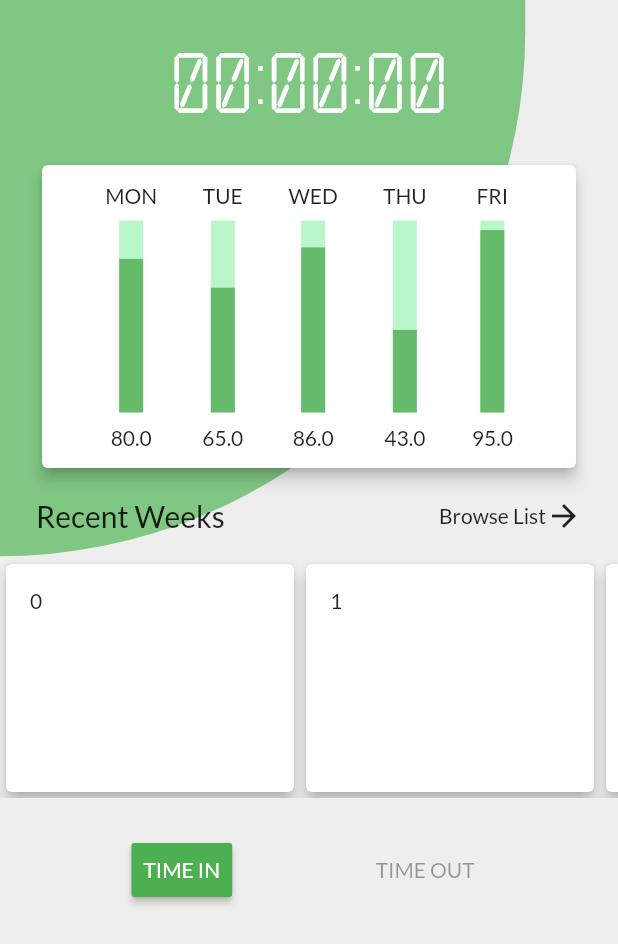
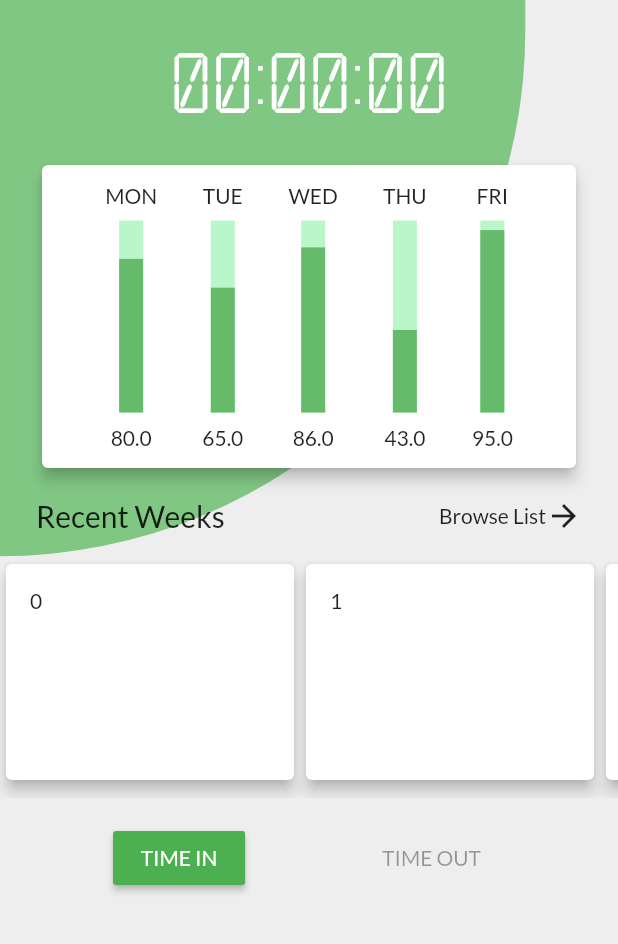
Before and after one commit to Joven-G/Flutter-timetracker-app, a Flutter app: the screen it shows after launch, on a phone screen of 412 x 824 dp. Shown: the top 944 px of the screen. Run offline on Flutter 3.47's test engine with Material 2 defaults, Android fonts, the phone set to English and light mode, and no system bars.

Commit message:
Update WeekView component

```diff
--- a/lib/pages/home.dart
+++ b/lib/pages/home.dart
@@ -53,8 +53,8 @@ class HomePageState extends State<HomePage> {
               _spacer,
               WeekView(),
               _spacer,
-              ButtonBar(
-                alignment: MainAxisAlignment.spaceEvenly,
+              Row(
+                mainAxisAlignment: MainAxisAlignment.spaceEvenly,
                 children: <Widget>[
                   AButton(
                     isRaised: true,
@@ -234,6 +234,7 @@ class WeekView extends StatelessWidget {
     for (int i = 0; i < count; i++) {
       cardList.add(
           Container(
+            margin: const EdgeInsets.only(bottom: 8.0),
             width: 200.0,
             child: ATapCard(
               onTap: () => print('Card $i tapped!'),
```
